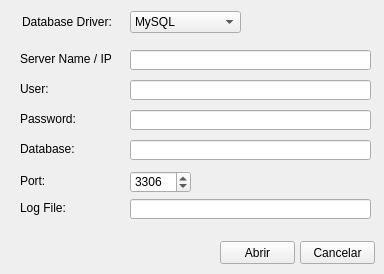
This is example/configconnection.ui in AndersonSKM/FvDatabase as Qt 5 draws it before an edit. The edited form follows.
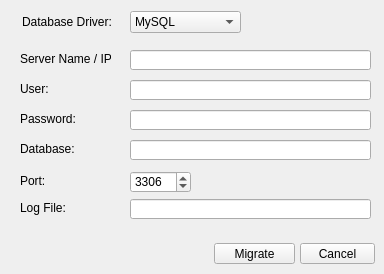
This is the edited form. Icons and pictures are not drawn.

Patch:
```diff
--- a/example/configconnection.ui
+++ b/example/configconnection.ui
@@ -115,16 +115,16 @@
    <property name="geometry">
     <rect>
      <x>300</x>
-     <y>241</y>
+     <y>243</y>
      <width>75</width>
-     <height>23</height>
+     <height>21</height>
     </rect>
    </property>
    <property name="layoutDirection">
     <enum>Qt::LeftToRight</enum>
    </property>
    <property name="text">
-    <string>Cancelar</string>
+    <string>Cancel</string>
    </property>
    <property name="icon">
     <iconset resource="../resources/Resources.qrc">
@@ -224,14 +224,14 @@
   <widget class="QPushButton" name="btnOk">
    <property name="geometry">
     <rect>
-     <x>220</x>
-     <y>241</y>
-     <width>75</width>
-     <height>23</height>
+     <x>214</x>
+     <y>243</y>
+     <width>81</width>
+     <height>21</height>
     </rect>
    </property>
    <property name="text">
-    <string>Abrir</string>
+    <string>Migrate</string>
    </property>
    <property name="icon">
     <iconset resource="../resources/Resources.qrc">
```
